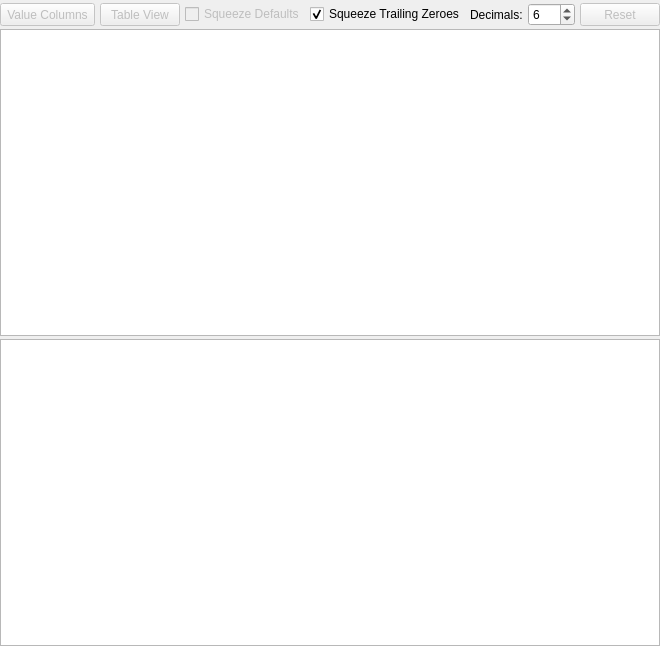
Above: src/gdxviewer/gdxsymbolview.ui from GAMS-dev/studio before the change. Below: the same form after it.
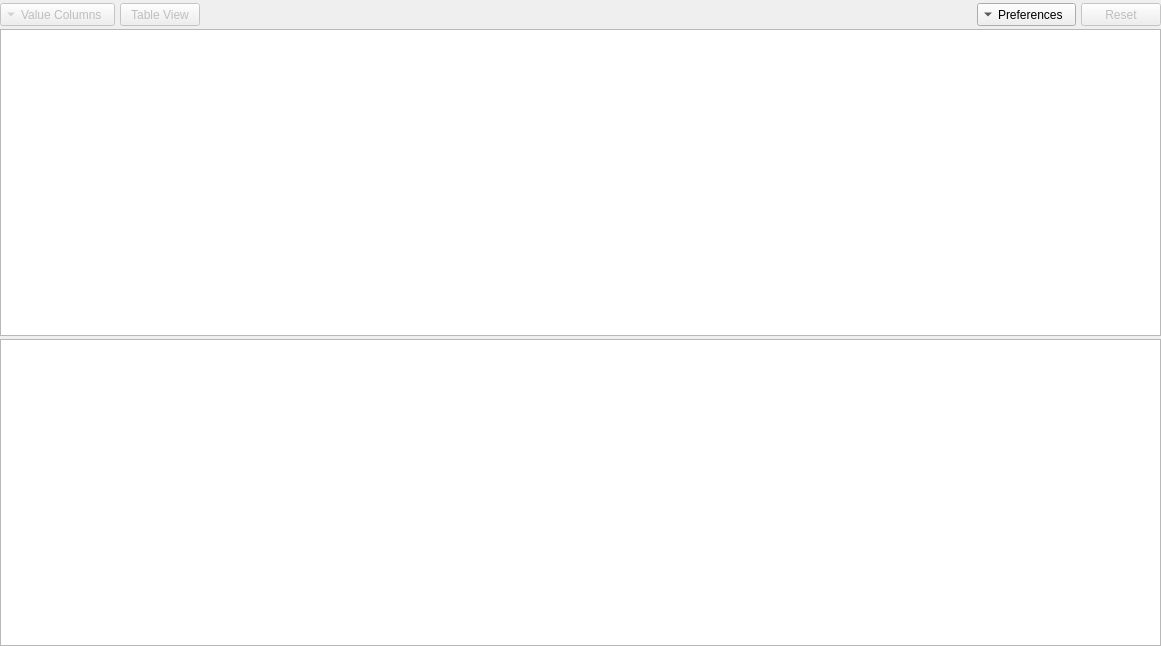
That is the form after the change.

Commit message: moved gdx symbol view preferences to toolbox dropdown

Patch:
```diff
--- a/src/gdxviewer/gdxsymbolview.ui
+++ b/src/gdxviewer/gdxsymbolview.ui
@@ -6,7 +6,7 @@
    <rect>
     <x>0</x>
     <y>0</y>
-    <width>607</width>
+    <width>1161</width>
     <height>646</height>
    </rect>
   </property>
@@ -58,13 +58,13 @@
         <enum>QToolButton::InstantPopup</enum>
        </property>
        <property name="toolButtonStyle">
-        <enum>Qt::ToolButtonIconOnly</enum>
+        <enum>Qt::ToolButtonTextBesideIcon</enum>
        </property>
        <property name="autoRaise">
         <bool>false</bool>
        </property>
        <property name="arrowType">
-        <enum>Qt::NoArrow</enum>
+        <enum>Qt::DownArrow</enum>
        </property>
       </widget>
      </item>
@@ -101,73 +101,21 @@
       </spacer>
      </item>
      <item>
-      <widget class="QCheckBox" name="cbSqueezeDefaults">
-       <property name="enabled">
-        <bool>false</bool>
-       </property>
-       <property name="toolTip">
-        <string>Hide default values</string>
-       </property>
+      <widget class="QToolButton" name="tbPreferences">
        <property name="text">
-        <string>Squeeze Defaults</string>
+        <string>Preferences</string>
        </property>
-      </widget>
-     </item>
-     <item>
-      <widget class="QCheckBox" name="cbSqueezeZeroes">
-       <property name="toolTip">
-        <string>Remove trailing zeroes</string>
+       <property name="popupMode">
+        <enum>QToolButton::InstantPopup</enum>
        </property>
-       <property name="text">
-        <string>Squeeze Trailing Zeroes</string>
+       <property name="toolButtonStyle">
+        <enum>Qt::ToolButtonTextBesideIcon</enum>
        </property>
-       <property name="checked">
-        <bool>true</bool>
+       <property name="arrowType">
+        <enum>Qt::DownArrow</enum>
        </property>
       </widget>
      </item>
-     <item>
-      <widget class="QLabel" name="label">
-       <property name="text">
-        <string>Decimals:</string>
-       </property>
-      </widget>
-     </item>
-     <item>
-      <widget class="QSpinBox" name="sbPrecision">
-       <property name="toolTip">
-        <string>&lt;html&gt;&lt;head/&gt;&lt;body&gt;&lt;p&gt;Adjust the maximum number of decimals.&lt;/p&gt;&lt;p&gt;The value has to be in the range of &lt;span style=&quot; font-weight:600;&quot;&gt;0 to 6&lt;/span&gt;. In addition it is possible to specify &lt;span style=&quot; font-weight:600;&quot;&gt;-1(Max)&lt;/span&gt; which will use the maximum precision.&lt;/p&gt;&lt;/body&gt;&lt;/html&gt;</string>
-       </property>
-       <property name="wrapping">
-        <bool>true</bool>
-       </property>
-       <property name="specialValueText">
-        <string>Max</string>
-       </property>
-       <property name="minimum">
-        <number>-1</number>
-       </property>
-       <property name="maximum">
-        <number>6</number>
-       </property>
-       <property name="value">
-        <number>6</number>
-       </property>
-      </widget>
-     </item>
-     <item>
-      <spacer name="horizontalSpacer">
-       <property name="orientation">
-        <enum>Qt::Horizontal</enum>
-       </property>
-       <property name="sizeHint" stdset="0">
-        <size>
-         <width>40</width>
-         <height>20</height>
-        </size>
-       </property>
-      </spacer>
-     </item>
      <item>
       <widget class="QPushButton" name="pbResetSortFilter">
        <property name="enabled">
```
The commit also changes 2 other files.
